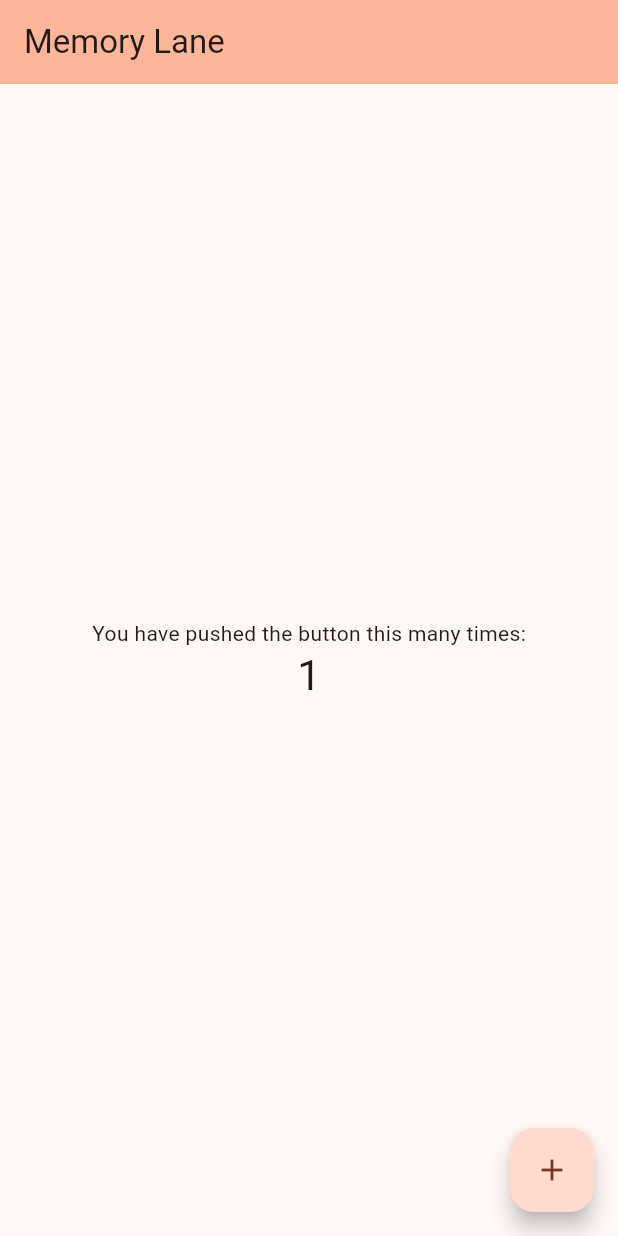
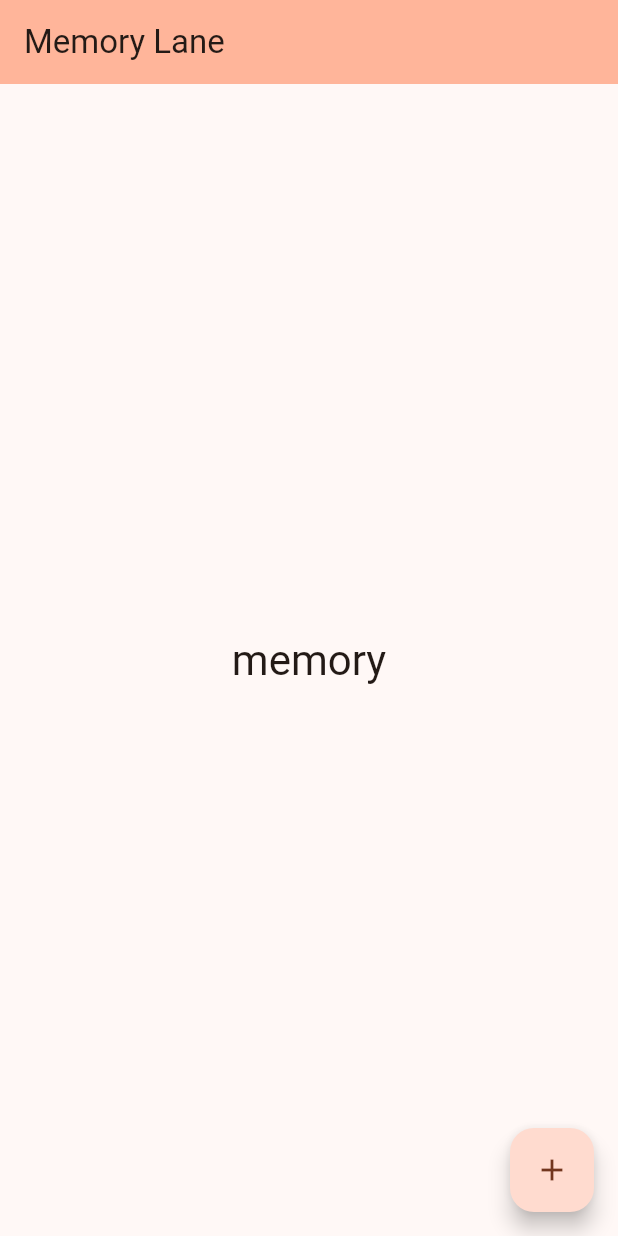
Before and after one commit to rish-0-0/love, a Flutter app: the screen it shows after launch, after a tap on the "add" icon, on a phone screen of 412 x 824 dp. Run offline on Flutter 3.47's test engine with Material 2 defaults, Android fonts, the phone set to English and light mode, and no system bars; our stand-ins replace shelf.

Commit message:
add shelf

```diff
--- a/lib/app.dart
+++ b/lib/app.dart
@@ -13,7 +13,7 @@ class Love extends StatelessWidget {
         colorScheme: ColorScheme.fromSeed(seedColor: Colors.brown),
         useMaterial3: true,
       ),
-      home: const MyHomePage(title: 'Memory Lane'),
+      home: const MyHomePage(title: 'Memory Lane        '),
     );
   }
 }
--- a/lib/pages/home.dart
+++ b/lib/pages/home.dart
@@ -11,12 +11,11 @@ class MyHomePage extends StatefulWidget {
 }
 
 class _MyHomePageState extends State<MyHomePage> {
-  int _counter = 0;
 
-  void _incrementCounter() {
-    setState(() {
-      _counter++;
-    });
+
+  void _addMemory() {
+  //   pass
+
   }
 
   @override
@@ -30,19 +29,16 @@ class _MyHomePageState extends State<MyHomePage> {
         child: Column(
           mainAxisAlignment: MainAxisAlignment.center,
           children: <Widget>[
-            const Text(
-              'You have pushed the button this many times:',
-            ),
             Text(
-              '$_counter',
+              'memory',
               style: Theme.of(context).textTheme.headlineMedium,
             ),
           ],
         ),
       ),
       floatingActionButton: FloatingActionButton(
-        onPressed: _incrementCounter,
-        tooltip: 'Increment',
+        onPressed: _addMemory,
+        tooltip: 'Add new',
         child: const Icon(Icons.add),
       ), // This trailing comma makes auto-formatting nicer for build methods.
     );
--- /dev/null
+++ b/lib/utils/WebSocket.dart
@@ -0,0 +1,6 @@
+import 'package:shelf/shelf.dart';
+import 'package:shelf/shelf_io.dart' as shelf_io;
+
+class LoveServer {
+
+}
--- a/pubspec.yaml
+++ b/pubspec.yaml
@@ -35,6 +35,7 @@ dependencies:
   # The following adds the Cupertino Icons font to your application.
   # Use with the CupertinoIcons class for iOS style icons.
   cupertino_icons: ^1.0.2
+  shelf: ^1.4.1
 
 dev_dependencies:
   flutter_test:
```
Also changed, not shown: pubspec.lock, 1 other file.
